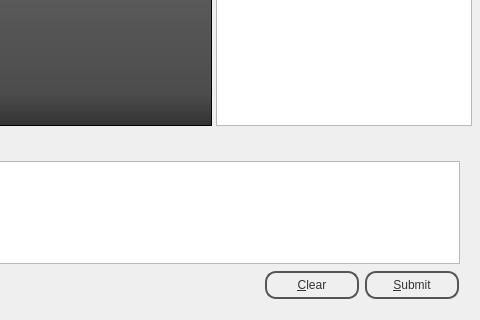
The window that sandbox/icl/libs/xplore/br1/sqlbrowser/browserwidget.ui (tonado/boost) describes before a commit, drawn with Qt 5; both pictures show x 370 to 850 and y 196 to 516 of the 850 by 516 pixel window.
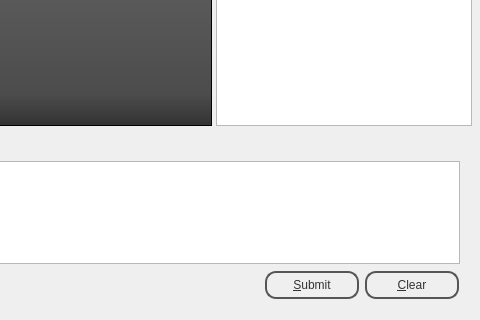
The same window after the commit. Custom widgets are drawn as their Qt base class.

Patch:
```diff
--- a/sandbox/icl/libs/xplore/br1/sqlbrowser/browserwidget.ui
+++ b/sandbox/icl/libs/xplore/br1/sqlbrowser/browserwidget.ui
@@ -666,13 +666,6 @@
           </property>
          </spacer>
         </item>
-        <item>
-         <widget class="QPushButton" name="clearButton">
-          <property name="text">
-           <string>&amp;Clear</string>
-          </property>
-         </widget>
-        </item>
         <item>
          <widget class="QPushButton" name="submitButton">
           <property name="text">
@@ -680,6 +673,13 @@
           </property>
          </widget>
         </item>
+        <item>
+         <widget class="QPushButton" name="clearButton">
+          <property name="text">
+           <string>&amp;Clear</string>
+          </property>
+         </widget>
+        </item>
        </layout>
       </item>
      </layout>
```
Left out of the diff: 1 changed line with no effect on the pictures.
